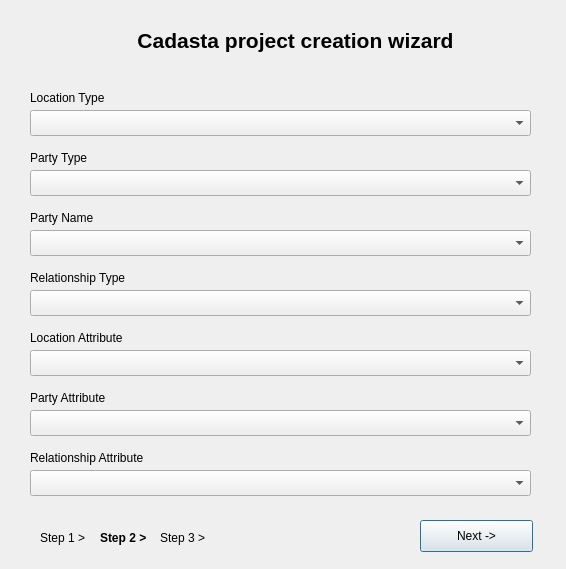
Above: cadasta/gui/ui/cadasta_attribute_selection.ui from Cadasta/cadasta-qgis-plugin before the change. Below: the same form after it.
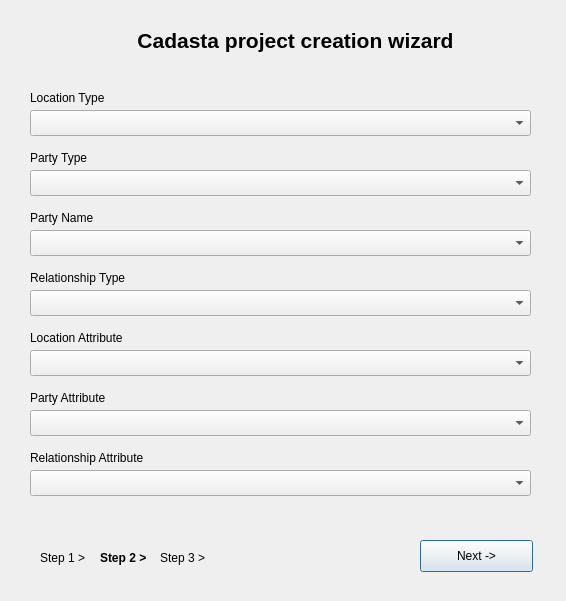
That is the form after the change.

Commit message: Attribute selection

Patch:
```diff
--- a/cadasta/gui/ui/cadasta_attribute_selection.ui
+++ b/cadasta/gui/ui/cadasta_attribute_selection.ui
@@ -7,7 +7,7 @@
     <x>0</x>
     <y>0</y>
     <width>566</width>
-    <height>569</height>
+    <height>601</height>
    </rect>
   </property>
   <property name="windowTitle">
@@ -43,7 +43,7 @@
    <property name="geometry">
     <rect>
      <x>420</x>
-     <y>520</y>
+     <y>540</y>
      <width>113</width>
      <height>32</height>
     </rect>
@@ -56,7 +56,7 @@
    <property name="geometry">
     <rect>
      <x>40</x>
-     <y>530</y>
+     <y>550</y>
      <width>60</width>
      <height>16</height>
     </rect>
@@ -75,7 +75,7 @@
    <property name="geometry">
     <rect>
      <x>100</x>
-     <y>530</y>
+     <y>550</y>
      <width>51</width>
      <height>16</height>
     </rect>
@@ -94,7 +94,7 @@
    <property name="geometry">
     <rect>
      <x>160</x>
-     <y>530</y>
+     <y>550</y>
      <width>51</width>
      <height>16</height>
     </rect>
```
The commit also changes 3 other files.
